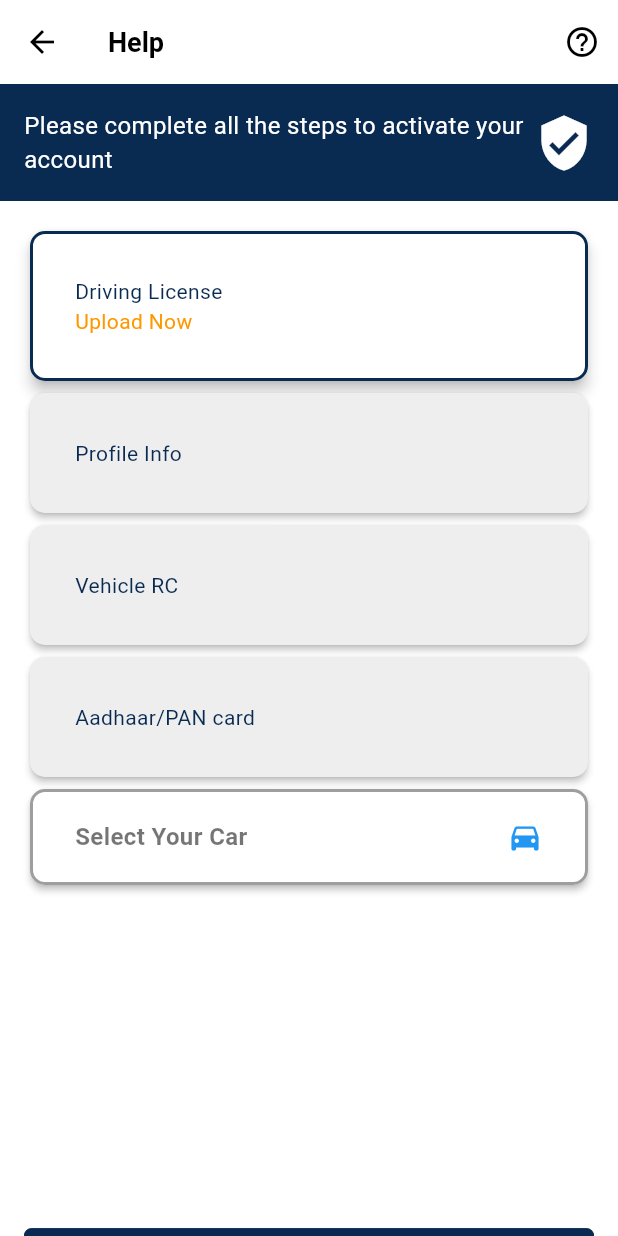
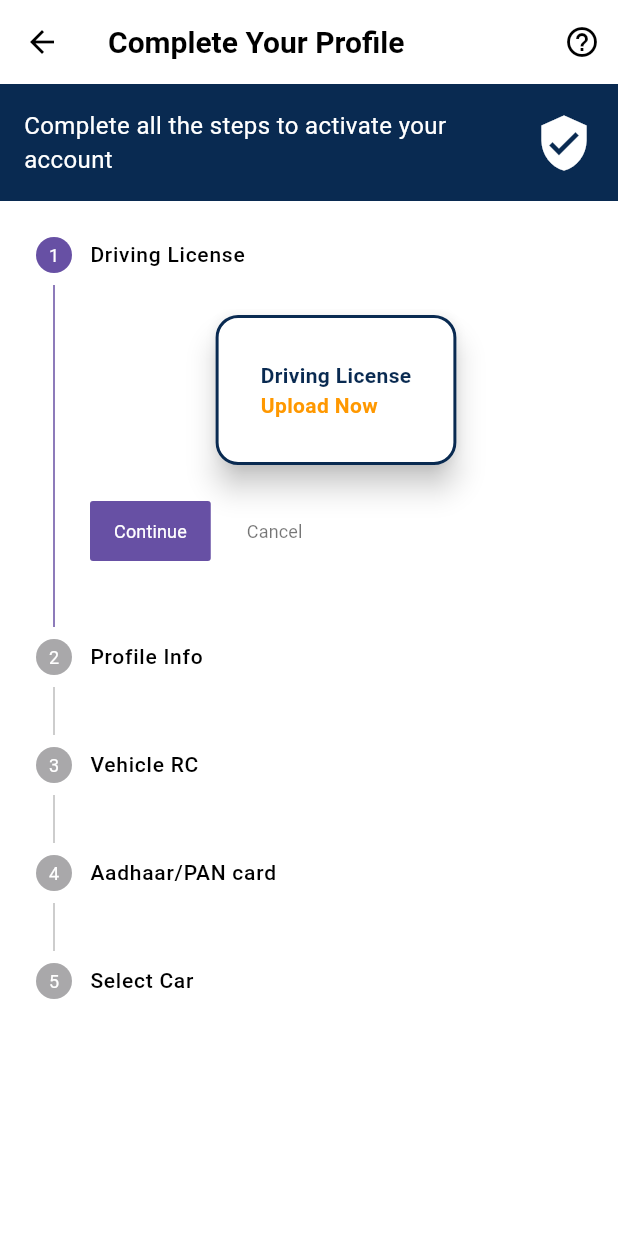
Before and after one commit to princeGithub999/Tripto-Driver, a Flutter app: the FormFillupScreen screen opened directly, on a phone screen of 412 x 824 dp. Run offline on Flutter 3.47's test engine with Material 3 defaults, Android fonts, the phone set to English and light mode, and no system bars; our stand-ins replace cloud_firestore, firebase_auth, firebase_core, firebase_database, firebase_messaging, firebase_storage and 13 more; missing offline and left inert: flutter_polyline_points; accounts and stored records are empty.

Commit message:
add some code

```diff
--- a/lib/view/screen/profile_details_screen/form_fillup_screen.dart
+++ b/lib/view/screen/profile_details_screen/form_fillup_screen.dart
@@ -9,8 +9,16 @@ import 'package:tripto_driver/view_model/provider/auth_provider_in/auth_provider
 import 'package:tripto_driver/view_model/provider/from_provider/licence_provider.dart';
 import 'package:tripto_driver/view/screen/profile_details_screen/select_car.dart';
 
-class FormFillupScreen extends StatelessWidget {
+class FormFillupScreen extends StatefulWidget {
   const FormFillupScreen({super.key});
+
+  @override
+  _FormFillupScreenState createState() => _FormFillupScreenState();
+}
+
+class _FormFillupScreenState extends State<FormFillupScreen> {
+  int _currentStep = 0;
+  bool _isComplete = false;
 
   @override
   Widget build(BuildContext context) {
@@ -19,8 +27,8 @@ class FormFillupScreen extends StatelessWidget {
 
     return Scaffold(
       appBar: AppBar(
-        backgroundColor: Colors.white,
-        elevation: 1,
+        backgroundColor: Colors.transparent,
+        elevation: 0,
         leading: IconButton(
           icon: const Icon(Icons.arrow_back, color: Colors.black),
           onPressed: () {
@@ -28,8 +36,8 @@ class FormFillupScreen extends StatelessWidget {
           },
         ),
         title: const Text(
-          "Help",
-          style: TextStyle(color: Colors.black, fontWeight: FontWeight.bold),
+          "Complete Your Profile",
+          style: TextStyle(color: Colors.black, fontWeight: FontWeight.bold, fontSize: 20),
         ),
         actions: [
           IconButton(
@@ -52,7 +60,7 @@ class FormFillupScreen extends StatelessWidget {
                   children: [
                     Expanded(
                       child: Text(
-                        "Please complete all the steps to activate your account",
+                        "Complete all the steps to activate your account",
                         style: TextStyle(color: Colors.white, fontSize: 16),
                       ),
                     ),
@@ -61,43 +69,106 @@ class FormFillupScreen extends StatelessWidget {
                 ),
               ),
               Expanded(
-                child: Consumer<FromProvider>(
-                  builder: (context, provider, child) {
-                    return ListView(
-                      padding: const EdgeInsets.all(16),
-                      children: [
-                        _uploadCard(context, provider, "Driving License"),
-                        _uploadCard(context, provider, "Profile Info"),
-                        _uploadCard(context, provider, "Vehicle RC"),
-                        _uploadCard(context, provider, "Aadhaar/PAN card"),
-                        _selectCarCard(context),
-
-                        SizedBox(height: size.height * 0.2 + 60),
-                        Consumer<FromProvider>(
-                          builder: (BuildContext context, value, Widget? child) {
-                            return ElevatedButton(
+                child: Stepper(
+                  currentStep: _currentStep,
+                  onStepTapped: (int index) {
+                    setState(() {
+                      _currentStep = index;
+                    });
+                  },
+                  onStepContinue: () {
+                    if (_currentStep < 4) {
+                      setState(() {
+                        _currentStep++;
+                      });
+                    } else {
+                      if (_isComplete) {
+                        var data = DriverDataModel(
+                          driverName: fromProvider.driverName.text,
+                          driverPhoneNumber: int.parse(fromProvider.driverPhone.text),
+                          driverEmail: fromProvider.driverEmail.text,
+                          driverAddress: fromProvider.driverAddress.text,
+                          driverDateOfBirth: fromProvider.driverDateOfBirth.text,
+                          driverBankName: fromProvider.driverBankName.text,
+                          driverAccountNumber: fromProvider.driverAccountNumber.text,
+                          driverIfscCode: fromProvider.driverIFSCCode.text,
+                          driverUpiCode: fromProvider.driverUPIID.text,
+                          dlNumber: fromProvider.dlNumberContro.text,
+                          carName: fromProvider.selectedCar,
+                        );
+                        authProvider.saveProfileData(data);
+                      } else {
+                        AppHelperFunctions.showSnackBar('Please fill in all required fields!');
+                      }
+                    }
+                  },
+                  onStepCancel: () {
+                    if (_currentStep > 0) {
+                      setState(() {
+                        _currentStep--;
+                      });
+                    }
+                  },
+                  steps: [
+                    Step(
+                      title: const Text("Driving License", style: TextStyle(color: Colors.black)),
+                      content: _uploadCard(context, fromProvider, "Driving License"),
+                      isActive: _currentStep >= 0,
+                      state: _isComplete ? StepState.complete : StepState.indexed,
+                    ),
+                    Step(
+                      title: const Text("Profile Info", style: TextStyle(color: Colors.black)),
+                      content: _uploadCard(context, fromProvider, "Profile Info"),
+                      isActive: _currentStep >= 1,
+                      state: _isComplete ? StepState.complete : StepState.indexed,
+                    ),
+                    Step(
+                      title: const Text("Vehicle RC", style: TextStyle(color: Colors.black)),
+                      content: _uploadCard(context, fromProvider, "Vehicle RC"),
+                      isActive: _currentStep >= 2,
+                      state: _isComplete ? StepState.complete : StepState.indexed,
+                    ),
+                    Step(
+                      title: const Text("Aadhaar/PAN card", style: TextStyle(color: Colors.black)),
+                      content: _uploadCard(context, fromProvider, "Aadhaar/PAN card"),
+                      isActive: _currentStep >= 3,
+                      state: _isComplete ? StepState.complete : StepState.indexed,
+                    ),
+                    Step(
+                      title: const Text("Select Car", style: TextStyle(color: Colors.black)),
+                      content: _selectCarCard(context),
+                      isActive: _currentStep >= 4,
+                      state: _isComplete ? StepState.complete : StepState.indexed,
+                    ),
+                  ],
+                ),
+              ),
+              if (_currentStep == 4) ...[
+                SizedBox(height: size.height * 0.1 ),
+                ElevatedButton(
                   style: ElevatedButton.styleFrom(
                     backgroundColor: AppColors.blue900,
                     shadowColor: Colors.black26,
                     minimumSize: const Size(double.infinity, 50),
+                    shape: RoundedRectangleBorder(
+                      borderRadius: BorderRadius.circular(30),
+                    ),
                   ),
                   onPressed: () {
-
-                                Fluttertoast.showToast(msg: 'clcik');
-
-                                if (value.isDocumentFormComplete) {
+                    Fluttertoast.showToast(msg: 'click');
+                    if (_isComplete) {
                       var data = DriverDataModel(
-                                    driverName: value.driverName.text,
-                                    driverPhoneNumber: int.parse(value.driverPhone.text),
-                                    driverEmail: value.driverEmail.text,
-                                    driverAddress: value.driverAddress.text,
-                                    driverDateOfBirth: value.driverDateOfBirth.text,
-                                    driverBankName: value.driverBankName.text,
-                                    driverAccountNumber: value.driverAccountNumber.text,
-                                    driverIfscCode: value.driverIFSCCode.text,
-                                    driverUpiCode: value.driverUPIID.text,
-                                    dlNumber: value.dlNumberContro.text,
-                                    carName: fromProvider.selectedCar
+                        driverName: fromProvider.driverName.text,
+                        driverPhoneNumber: int.parse(fromProvider.driverPhone.text),
+                        driverEmail: fromProvider.driverEmail.text,
+                        driverAddress: fromProvider.driverAddress.text,
+                        driverDateOfBirth: fromProvider.driverDateOfBirth.text,
+                        driverBankName: fromProvider.driverBankName.text,
+                        driverAccountNumber: fromProvider.driverAccountNumber.text,
+                        driverIfscCode: fromProvider.driverIFSCCode.text,
+                        driverUpiCode: fromProvider.driverUPIID.text,
+                        dlNumber: fromProvider.dlNumberContro.text,
+                        carName: fromProvider.selectedCar,
                       );
                       authProvider.saveProfileData(data);
                     } else {
@@ -114,14 +185,8 @@ class FormFillupScreen extends StatelessWidget {
                       fontSize: AppSizes.buttomTextSize,
                     ),
                   ),
-                            );
-                          },
                 ),
               ],
-                    );
-                  },
-                ),
-              ),
             ],
           );
         },
@@ -135,12 +200,12 @@ class FormFillupScreen extends StatelessWidget {
     return GestureDetector(
       onTap: () => provider.selectDocument(title, context),
       child: Card(
-        elevation: isSelected ? 4 : 2,
+        elevation: isSelected ? 8 : 2,
         shape: RoundedRectangleBorder(
-          borderRadius: BorderRadius.circular(10),
+          borderRadius: BorderRadius.circular(15),
           side: isSelected ? const BorderSide(color: AppColors.blue900, width: 2) : BorderSide.none,
         ),
-        color: isSelected ? Colors.white : Colors.grey.shade200,
+        color: isSelected ? Colors.white : Colors.grey.shade100,
         child: Padding(
           padding: const EdgeInsets.symmetric(vertical: 30, horizontal: 30),
           child: Column(
@@ -148,12 +213,12 @@ class FormFillupScreen extends StatelessWidget {
             children: [
               Text(
                 title,
-                style: TextStyle(color: AppColors.blue900),
+                style: TextStyle(color: AppColors.blue900, fontWeight: FontWeight.bold),
               ),
               if (isSelected)
                 const Text(
                   "Upload Now",
-                  style: TextStyle(color: Colors.orange),
+                  style: TextStyle(color: Colors.orange, fontWeight: FontWeight.bold),
                 ),
             ],
           ),
@@ -173,9 +238,9 @@ class FormFillupScreen extends StatelessWidget {
             );
           },
           child: Card(
-            elevation: 2,
+            elevation: 4,
             shape: RoundedRectangleBorder(
-              borderRadius: BorderRadius.circular(10),
+              borderRadius: BorderRadius.circular(15),
               side: BorderSide(
                 color: carProvider.selectedCar != null ? AppColors.blue900 : Colors.grey,
                 width: 2,
--- a/lib/view/screen/profile_details_screen/select_car.dart
+++ b/lib/view/screen/profile_details_screen/select_car.dart
@@ -7,6 +7,7 @@ class SelectCar extends StatelessWidget {
 
   @override
   Widget build(BuildContext context) {
+
     final carProvider = Provider.of<FromProvider>(context);
 
     return Scaffold(
--- a/pubspec.yaml
+++ b/pubspec.yaml
@@ -72,6 +72,7 @@ dependencies:
 
 
 
+
 dev_dependencies:
   flutter_test:
     sdk: flutter
```
Also changed, not shown: lib/view/screen/profile_details_screen/profile_screen.dart (+26 -6 lines), lib/view/button_navigation/button_navigation_screen/map_screen.dart (line endings or trailing spaces), pubspec.lock. Lines whose indentation alone changed are shown as unchanged.
